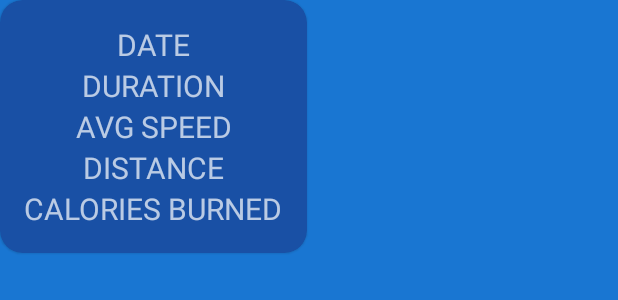
After one commit to agalimien/RunningApp, an Android app: the layout marker_view.xml on its own in the app's theme, with its tools: preview values and no code run, on a phone screen of 412 x 824 dp. The commit adds this screen. Shown: the top 300 px of the screen. Run offline under Robolectric (Android 15) with nearby library versions, the phone set to English and light mode, and no system bars.

Commit message:
SettingUpTheBarChart ok

```diff
--- a/app/src/main/res/layout-land/fragment_statistics.xml
+++ b/app/src/main/res/layout-land/fragment_statistics.xml
@@ -85,7 +85,7 @@
         android:text="0km/h"
         android:textSize="30sp"
         app:layout_constraintBottom_toBottomOf="parent"
-        app:layout_constraintEnd_toStartOf="@+id/lineChart"
+        app:layout_constraintEnd_toStartOf="@+id/barChart"
         app:layout_constraintHorizontal_bias="0.5"
         app:layout_constraintStart_toEndOf="@+id/tvTotalCalories"
         app:layout_constraintTop_toTopOf="@+id/guideline" />
@@ -104,8 +104,8 @@
         android:orientation="vertical"
         app:layout_constraintGuide_percent="0.5" />
 
-    <com.github.mikephil.charting.charts.LineChart
-        android:id="@+id/lineChart"
+    <com.github.mikephil.charting.charts.BarChart
+        android:id="@+id/barChart"
         android:layout_width="0dp"
         android:layout_height="0dp"
         app:layout_constraintBottom_toBottomOf="parent"
--- a/app/src/main/res/layout/fragment_statistics.xml
+++ b/app/src/main/res/layout/fragment_statistics.xml
@@ -103,8 +103,8 @@
         android:orientation="vertical"
         app:layout_constraintGuide_percent="0.5" />
 
-    <com.github.mikephil.charting.charts.LineChart
-        android:id="@+id/lineChart"
+    <com.github.mikephil.charting.charts.BarChart
+        android:id="@+id/barChart"
         android:layout_width="match_parent"
         android:layout_height="0dp"
         app:layout_constraintBottom_toBottomOf="parent"
--- /dev/null
+++ b/app/src/main/res/layout/marker_view.xml
@@ -0,0 +1,57 @@
+<?xml version="1.0" encoding="utf-8"?>
+<com.google.android.material.card.MaterialCardView
+    xmlns:android="http://schemas.android.com/apk/res/android"
+    xmlns:app="http://schemas.android.com/apk/res-auto"
+    android:layout_width="wrap_content"
+    android:layout_height="wrap_content"
+    app:cardCornerRadius="15dp">
+
+    <LinearLayout
+        android:layout_width="match_parent"
+        android:layout_height="match_parent"
+        android:orientation="vertical"
+        android:padding="16dp">
+
+        <TextView
+            android:id="@+id/tvDate"
+            android:layout_width="match_parent"
+            android:layout_height="wrap_content"
+            android:text="DATE"
+            android:textSize="20sp"
+            android:gravity="center" />
+
+        <TextView
+            android:id="@+id/tvDuration"
+            android:layout_width="match_parent"
+            android:layout_height="wrap_content"
+            android:text="DURATION"
+            android:textSize="20sp"
+            android:gravity="center" />
+
+        <TextView
+            android:id="@+id/tvAvgSpeed"
+            android:layout_width="match_parent"
+            android:layout_height="wrap_content"
+            android:text="AVG SPEED"
+            android:textSize="20sp"
+            android:gravity="center" />
+
+        <TextView
+            android:id="@+id/tvDistance"
+            android:layout_width="match_parent"
+            android:layout_height="wrap_content"
+            android:text="DISTANCE"
+            android:textSize="20sp"
+            android:gravity="center" />
+
+        <TextView
+            android:id="@+id/tvCaloriesBurned"
+            android:layout_width="match_parent"
+            android:layout_height="wrap_content"
+            android:text="CALORIES BURNED"
+            android:textSize="20sp"
+            android:gravity="center" />
+
+    </LinearLayout>
+
+</com.google.android.material.card.MaterialCardView>
```
Also changed, not shown: app/src/main/java/com/harvey/runningapp/other/CustomMarkerView.kt (added, +49 -0 lines), app/src/main/java/com/harvey/runningapp/ui/fragments/StatisticsFragment.kt (+52 -1 lines).
